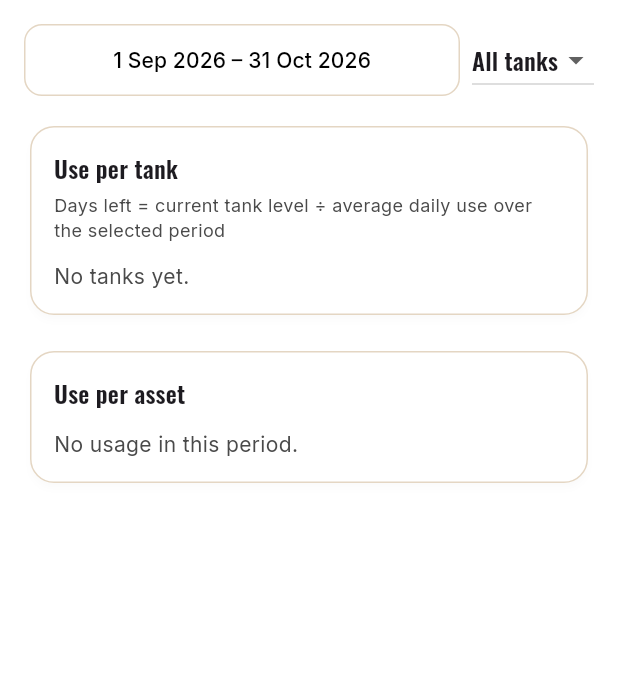
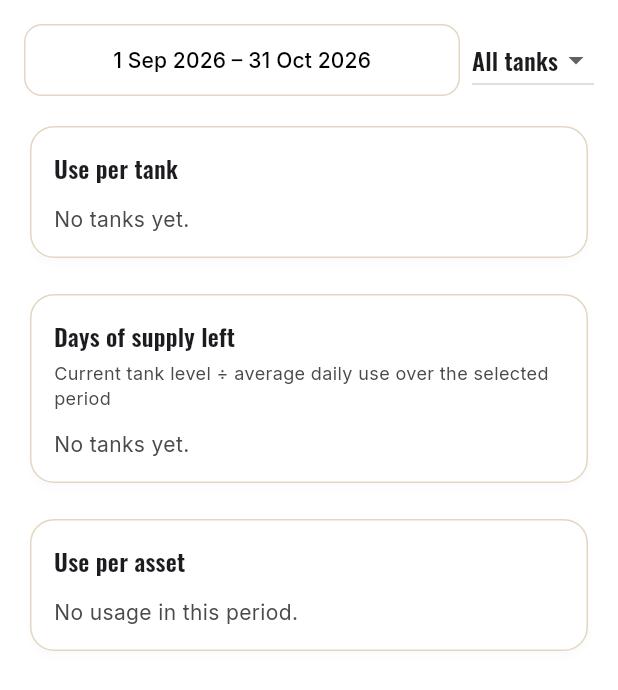
Before and after one commit to DFourie87/Nanini, a Flutter app: the DieselReportsScreen widget shown alone on an empty page, opened directly with empty values, on a phone screen of 412 x 824 dp. Shown: the top 690 px of the screen. Run offline on Flutter 3.47's test engine with Material 3 defaults, Android fonts, the phone set to English and light mode, and no system bars; our stand-ins replace csv, file_picker, fl_chart, flutter_map, google_fonts, latlong2 and 5 more; missing offline and left inert: excel; accounts and stored records are empty; network calls fail.

Commit message:
Show days of supply left as its own card, not merged into Use per tank
Co-Authored-By: Claude Sonnet 5 <noreply@anthropic.com>
Claude-Session: https://claude.ai/code/session_0154FLxM7bQ7qjn16GE6RHFv

```diff
--- a/nanini_app/lib/features/diesel/diesel_reports_screen.dart
+++ b/nanini_app/lib/features/diesel/diesel_reports_screen.dart
@@ -152,7 +152,9 @@ class _DieselReportsScreenState extends State<DieselReportsScreen> {
                       ],
                     ),
                     const SizedBox(height: 16),
-                    _tankUsageCard(context, tanks, usedByTank, daysLeftByTank),
+                    _tankUsageCard(context, tanks, usedByTank),
+                    const SizedBox(height: 16),
+                    _tankSupplyCard(context, tanks, daysLeftByTank),
                     const SizedBox(height: 16),
                     _assetUsageCard(context, assetRows),
                     if (isAdmin) ...[
@@ -219,7 +221,7 @@ class _DieselReportsScreenState extends State<DieselReportsScreen> {
     );
   }
 
-  Widget _tankUsageCard(BuildContext context, List<DieselTank> tanks, Map<String, double> usedByTank, Map<String, double?> daysLeftByTank) {
+  Widget _tankUsageCard(BuildContext context, List<DieselTank> tanks, Map<String, double> usedByTank) {
     return Card(
       child: Padding(
         padding: const EdgeInsets.all(16),
@@ -227,9 +229,34 @@ class _DieselReportsScreenState extends State<DieselReportsScreen> {
           crossAxisAlignment: CrossAxisAlignment.start,
           children: [
             Text('Use per tank', style: Theme.of(context).textTheme.titleMedium),
+            const SizedBox(height: 12),
+            if (tanks.isEmpty)
+              const Text('No tanks yet.', style: TextStyle(color: NaniniColors.muted))
+            else
+              _wrappingTable(
+                columnWidths: const {0: FlexColumnWidth(2), 1: FlexColumnWidth(1)},
+                headers: const ['Tank', 'Used'],
+                rows: [
+                  for (final tank in tanks) [tank.name, fmtL(usedByTank[tank.id] ?? 0)],
+                ],
+              ),
+          ],
+        ),
+      ),
+    );
+  }
+
+  Widget _tankSupplyCard(BuildContext context, List<DieselTank> tanks, Map<String, double?> daysLeftByTank) {
+    return Card(
+      child: Padding(
+        padding: const EdgeInsets.all(16),
+        child: Column(
+          crossAxisAlignment: CrossAxisAlignment.start,
+          children: [
+            Text('Days of supply left', style: Theme.of(context).textTheme.titleMedium),
             const SizedBox(height: 4),
             const Text(
-              'Days left = current tank level ÷ average daily use over the selected period',
+              'Current tank level ÷ average daily use over the selected period',
               style: TextStyle(color: NaniniColors.muted, fontSize: 12),
             ),
             const SizedBox(height: 12),
@@ -237,15 +264,11 @@ class _DieselReportsScreenState extends State<DieselReportsScreen> {
               const Text('No tanks yet.', style: TextStyle(color: NaniniColors.muted))
             else
               _wrappingTable(
-                columnWidths: const {0: FlexColumnWidth(2), 1: FlexColumnWidth(1), 2: FlexColumnWidth(1.2)},
-                headers: const ['Tank', 'Used', 'Days left'],
+                columnWidths: const {0: FlexColumnWidth(2), 1: FlexColumnWidth(1)},
+                headers: const ['Tank', 'Days left'],
                 rows: [
                   for (final tank in tanks)
-                    [
-                      tank.name,
-                      fmtL(usedByTank[tank.id] ?? 0),
-                      daysLeftByTank[tank.id] == null ? '–' : daysLeftByTank[tank.id]!.toStringAsFixed(0),
-                    ],
+                    [tank.name, daysLeftByTank[tank.id] == null ? '–' : daysLeftByTank[tank.id]!.toStringAsFixed(0)],
                 ],
               ),
           ],
```
